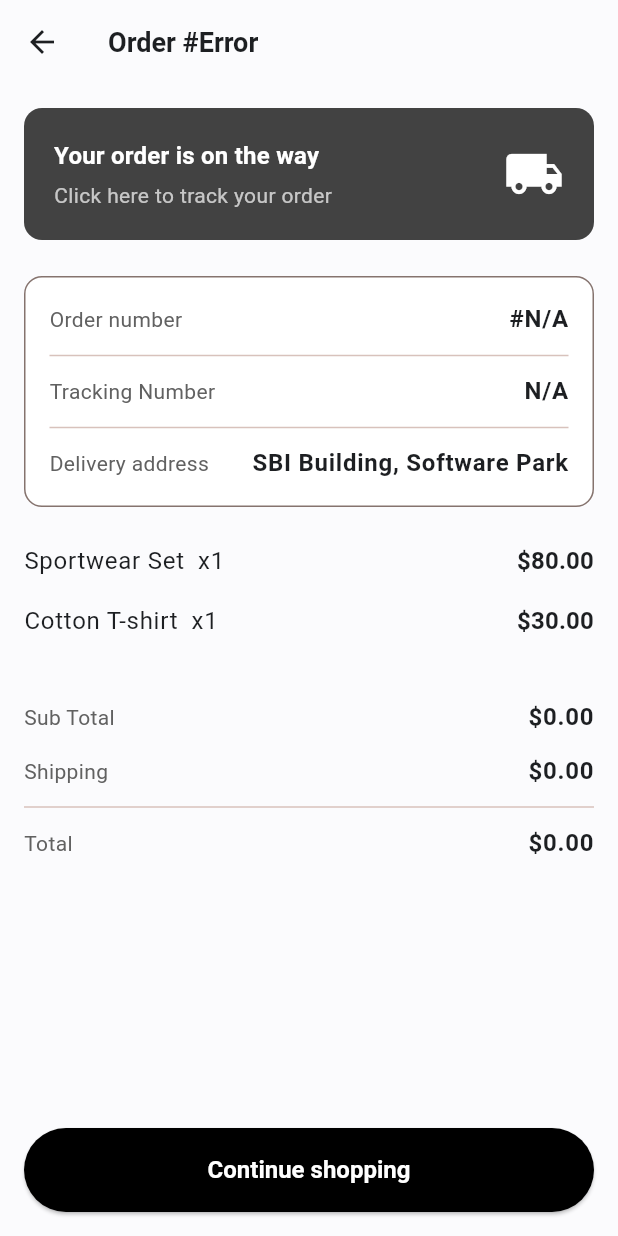
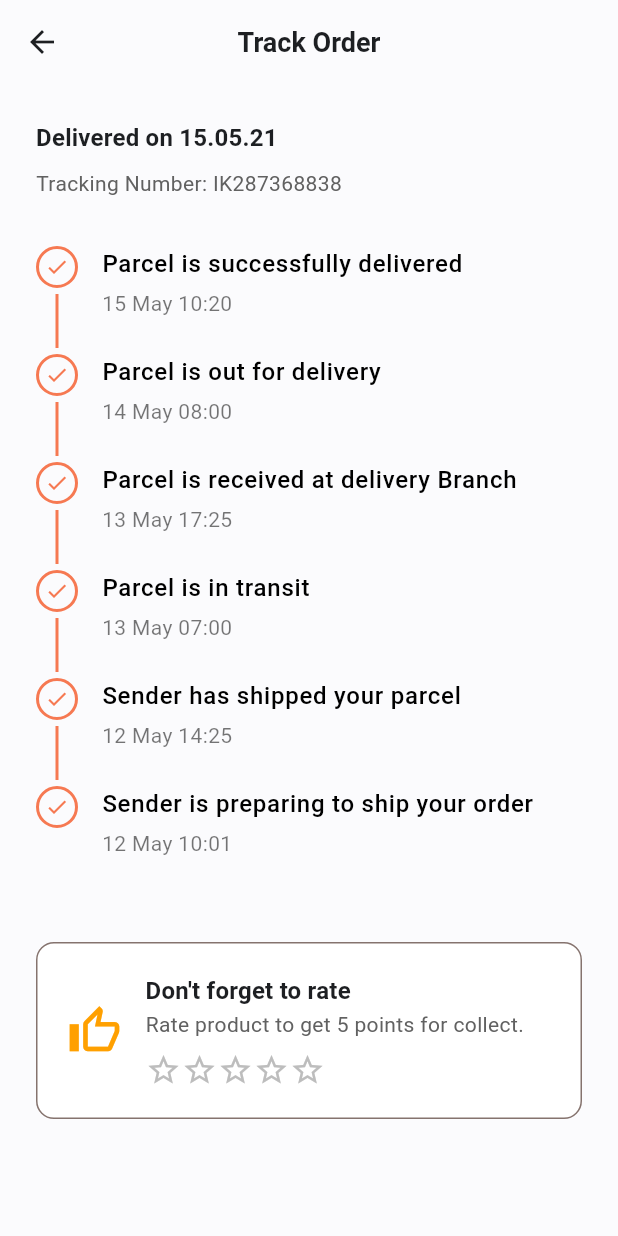
Before and after one commit to khaled-mohey10/fluxstore_app, a Flutter app: the OrderInfoPage screen opened by its route, after a tap on "Your order is on the way", on a phone screen of 412 x 824 dp. Run offline on Flutter 3.47's test engine with Material 3 defaults, Android fonts, the phone set to English and light mode, and no system bars; our stand-ins replace cloud_firestore, firebase_auth, firebase_core; accounts and stored records are empty.

Commit message:
Update order_info_page

```diff
--- a/lib/features/orders/presentation/pages/my_orders_page.dart
+++ b/lib/features/orders/presentation/pages/my_orders_page.dart
@@ -116,7 +116,6 @@ class _MyOrdersPageState extends State<MyOrdersPage>
     );
   }
 
-  // Helper widget لبناء الليستة
   Widget _buildOrderList(List<Map<String, dynamic>> orders, String status) {
     return ListView.builder(
       itemCount: orders.length,
--- a/lib/features/orders/presentation/pages/order_info_page.dart
+++ b/lib/features/orders/presentation/pages/order_info_page.dart
@@ -1,5 +1,5 @@
 import 'package:flutter/material.dart';
-import 'package:glamour_app/core/widgets/app_button.dart'; // هنحتاجه للأزرار
+import 'package:glamour_app/core/widgets/app_button.dart';
 
 class OrderInfoPage extends StatefulWidget {
   const OrderInfoPage({super.key});
@@ -9,7 +9,6 @@ class OrderInfoPage extends StatefulWidget {
 }
 
 class _OrderInfoPageState extends State<OrderInfoPage> {
-  // متغيرات عشان نخزن فيها البيانات اللي هتجيلنا
   late String orderNumber;
   late String status;
   late Map<String, dynamic> orderData;
@@ -18,7 +17,6 @@ class _OrderInfoPageState extends State<OrderInfoPage> {
   @override
   void didChangeDependencies() {
     super.didChangeDependencies();
-    // استقبال البيانات المرسلة من صفحة "My Orders"
     final arguments =
         ModalRoute.of(context)!.settings.arguments as Map<String, dynamic>?;
     if (arguments != null) {
@@ -39,9 +37,7 @@ class _OrderInfoPageState extends State<OrderInfoPage> {
     final theme = Theme.of(context);
 
     return Scaffold(
-      appBar: AppBar(
-        title: Text('Order #$orderNumber'),
-      ),
+      appBar: AppBar(title: Text('Order #$orderNumber')),
       body: SingleChildScrollView(
         padding: const EdgeInsets.all(16.0),
         child: Column(
@@ -68,10 +64,8 @@ class _OrderInfoPageState extends State<OrderInfoPage> {
     );
   }
 
-  // --- Widgets ---
 
   Widget _buildStatusBanner(ThemeData theme) {
-    // بناءً على الصور (order info-1.png, order info-2.png)
     String title;
     String subtitle;
     IconData icon;
@@ -79,7 +73,7 @@ class _OrderInfoPageState extends State<OrderInfoPage> {
     if (isDelivered) {
       title = 'Your order is delivered';
       subtitle = 'Rate product to get 5 points for collect.';
-      icon = Icons.delivery_dining; // أو أي أيقونة مناسبة
+      icon = Icons.delivery_dining;
     } else {
       title = 'Your order is on the way';
       subtitle = 'Click here to track your order';
@@ -89,9 +83,9 @@ class _OrderInfoPageState extends State<OrderInfoPage> {
     return GestureDetector(
       onTap: () {
         if (!isDelivered) {
-          print('Navigate to Track Order');
+          Navigator.pushNamed(context, '/track-order');
         } else {
-          print('Navigate to Rate Product');
+          Navigator.pushNamed(context, '/rate-product');
         }
       },
       child: Container(
@@ -106,13 +100,19 @@ class _OrderInfoPageState extends State<OrderInfoPage> {
             Column(
               crossAxisAlignment: CrossAxisAlignment.start,
               children: [
-                Text(title,
-                    style: theme.textTheme.titleMedium
-                        ?.copyWith(color: Colors.white)),
+                Text(
+                  title,
+                  style: theme.textTheme.titleMedium?.copyWith(
+                    color: Colors.white,
+                  ),
+                ),
                 const SizedBox(height: 4),
-                Text(subtitle,
-                    style: theme.textTheme.bodyMedium
-                        ?.copyWith(color: Colors.white70)),
+                Text(
+                  subtitle,
+                  style: theme.textTheme.bodyMedium?.copyWith(
+                    color: Colors.white70,
+                  ),
+                ),
               ],
             ),
             Icon(icon, color: Colors.white, size: 40),
@@ -133,13 +133,22 @@ class _OrderInfoPageState extends State<OrderInfoPage> {
       child: Column(
         children: [
           _buildDetailRow(
-              'Order number', '#${orderData['number'] ?? 'N/A'}', theme),
+            'Order number',
+            '#${orderData['number'] ?? 'N/A'}',
+            theme,
+          ),
           const Divider(height: 24),
           _buildDetailRow(
-              'Tracking Number', orderData['tracking'] ?? 'N/A', theme),
+            'Tracking Number',
+            orderData['tracking'] ?? 'N/A',
+            theme,
+          ),
           const Divider(height: 24),
           _buildDetailRow(
-              'Delivery address', 'SBI Building, Software Park', theme), // بيانات ثابتة مؤقتاً
+            'Delivery address',
+            'SBI Building, Software Park',
+            theme,
+          ),
         ],
       ),
     );
@@ -150,9 +159,12 @@ class _OrderInfoPageState extends State<OrderInfoPage> {
       mainAxisAlignment: MainAxisAlignment.spaceBetween,
       children: [
         Text(title, style: theme.textTheme.bodyMedium),
-        Text(value,
-            style: theme.textTheme.bodyLarge
-                ?.copyWith(fontWeight: FontWeight.w600)),
+        Text(
+          value,
+          style: theme.textTheme.bodyLarge?.copyWith(
+            fontWeight: FontWeight.w600,
+          ),
+        ),
       ],
     );
   }
@@ -182,8 +194,9 @@ class _OrderInfoPageState extends State<OrderInfoPage> {
               ),
               Text(
                 '\$${(product['price'] as double).toStringAsFixed(2)}',
-                style: theme.textTheme.titleMedium
-                    ?.copyWith(fontWeight: FontWeight.bold),
+                style: theme.textTheme.titleMedium?.copyWith(
+                  fontWeight: FontWeight.bold,
+                ),
               ),
             ],
           ),
@@ -194,25 +207,25 @@ class _OrderInfoPageState extends State<OrderInfoPage> {
 
   Widget _buildOrderSummarySection(ThemeData theme) {
     final subtotal = orderData['subtotal'] ?? 0.0;
-    const shipping = 0.00; // من التصميم
+    const shipping = 0.00;
 
     return Column(
       children: [
-        _buildDetailRow(
-            'Sub Total', '\$${subtotal.toStringAsFixed(2)}', theme),
+        _buildDetailRow('Sub Total', '\$${subtotal.toStringAsFixed(2)}', theme),
         const SizedBox(height: 12),
-        _buildDetailRow(
-            'Shipping', '\$${shipping.toStringAsFixed(2)}', theme),
+        _buildDetailRow('Shipping', '\$${shipping.toStringAsFixed(2)}', theme),
         const Divider(height: 24),
         _buildDetailRow(
-            'Total', '\$${(subtotal + shipping).toStringAsFixed(2)}', theme),
+          'Total',
+          '\$${(subtotal + shipping).toStringAsFixed(2)}',
+          theme,
+        ),
       ],
     );
   }
 
   Widget _buildBottomButtons() {
     if (isDelivered) {
-      // زي صورة order info-1.png
       return Padding(
         padding: const EdgeInsets.all(16.0),
         child: Row(
@@ -222,11 +235,14 @@ class _OrderInfoPageState extends State<OrderInfoPage> {
                 text: 'Return home',
                 onPressed: () {
                   Navigator.pushNamedAndRemoveUntil(
-                      context, '/home', (route) => false);
+                    context,
+                    '/home',
+                    (route) => false,
+                  );
                 },
                 isOutlined: true,
                 textColor: Colors.black,
-                backgroundColor: Colors.black, // for outline border
+                backgroundColor: Colors.black,
               ),
             ),
             const SizedBox(width: 16),
@@ -234,7 +250,7 @@ class _OrderInfoPageState extends State<OrderInfoPage> {
               child: AppButton(
                 text: 'Rate',
                 onPressed: () {
-                  print('Navigate to Rate Product');
+                  Navigator.pushNamed(context, '/rate-product');
                 },
                 backgroundColor: Colors.black,
                 textColor: Colors.white,
@@ -244,14 +260,16 @@ class _OrderInfoPageState extends State<OrderInfoPage> {
         ),
       );
     } else {
-      // زي صورة order info-2.png
       return Padding(
         padding: const EdgeInsets.all(16.0),
         child: AppButton(
           text: 'Continue shopping',
           onPressed: () {
             Navigator.pushNamedAndRemoveUntil(
-                context, '/home', (route) => false);
+              context,
+              '/home',
+              (route) => false,
+            );
           },
           backgroundColor: Colors.black,
           textColor: Colors.white,
--- /dev/null
+++ b/lib/features/orders/presentation/pages/track_order_page.dart
@@ -0,0 +1,215 @@
+import 'package:flutter/material.dart';
+
+class TrackOrderPage extends StatelessWidget {
+  const TrackOrderPage({super.key});
+
+  final List<Map<String, dynamic>> _trackingSteps = const [
+    {
+      'title': 'Parcel is successfully delivered',
+      'date': '15 May 10:20',
+      'isCompleted': true,
+    },
+    {
+      'title': 'Parcel is out for delivery',
+      'date': '14 May 08:00',
+      'isCompleted': true,
+    },
+    {
+      'title': 'Parcel is received at delivery Branch',
+      'date': '13 May 17:25',
+      'isCompleted': true,
+    },
+    {
+      'title': 'Parcel is in transit',
+      'date': '13 May 07:00',
+      'isCompleted': true,
+    },
+    {
+      'title': 'Sender has shipped your parcel',
+      'date': '12 May 14:25',
+      'isCompleted': true,
+    },
+    {
+      'title': 'Sender is preparing to ship your order',
+      'date': '12 May 10:01',
+      'isCompleted': true,
+    },
+  ];
+
+  @override
+  Widget build(BuildContext context) {
+    final theme = Theme.of(context);
+
+    return Scaffold(
+      appBar: AppBar(
+        title: const Text('Track Order'),
+        centerTitle: true,
+      ),
+      body: SingleChildScrollView(
+        padding: const EdgeInsets.all(24.0),
+        child: Column(
+          crossAxisAlignment: CrossAxisAlignment.start,
+          children: [
+            Text(
+              'Delivered on 15.05.21',
+              style: theme.textTheme.titleMedium
+                  ?.copyWith(fontWeight: FontWeight.bold),
+            ),
+            const SizedBox(height: 8),
+            Text(
+              'Tracking Number: IK287368838',
+              style: theme.textTheme.bodyMedium?.copyWith(color: Colors.grey[700]),
+            ),
+            const SizedBox(height: 32),
+
+            Column(
+              children: List.generate(_trackingSteps.length, (index) {
+                final step = _trackingSteps[index];
+                return _TrackingStepWidget(
+                  title: step['title'],
+                  subtitle: step['date'],
+                  isCompleted: step['isCompleted'],
+                  isLastStep: index == _trackingSteps.length - 1,
+                );
+              }),
+            ),
+            const SizedBox(height: 32),
+
+            _RateProductCard(theme: theme),
+          ],
+        ),
+      ),
+    );
+  }
+}
+
+class _RateProductCard extends StatelessWidget {
+  const _RateProductCard({required this.theme});
+  final ThemeData theme;
+
+  @override
+  Widget build(BuildContext context) {
+    return Container(
+      padding: const EdgeInsets.all(20),
+      decoration: BoxDecoration(
+        color: Colors.white,
+        borderRadius: BorderRadius.circular(12),
+        border: Border.all(color: theme.dividerColor),
+      ),
+      child: Row(
+        children: [
+          Icon(Icons.thumb_up_alt_outlined,
+              color: Colors.amber[700], size: 36),
+          const SizedBox(width: 16),
+          Expanded(
+            child: Column(
+              crossAxisAlignment: CrossAxisAlignment.start,
+              children: [
+                Text(
+                  "Don't forget to rate",
+                  style: theme.textTheme.titleMedium
+                      ?.copyWith(fontWeight: FontWeight.bold),
+                ),
+                Text(
+                  'Rate product to get 5 points for collect.',
+                  style: theme.textTheme.bodyMedium,
+                ),
+                const SizedBox(height: 8),
+                Row(
+                  children: List.generate(
+                    5,
+                    (index) =>
+                        Icon(Icons.star_border, color: Colors.grey[400]),
+                  ),
+                ),
+              ],
+            ),
+          ),
+        ],
+      ),
+    );
+  }
+}
+
+class _TrackingStepWidget extends StatelessWidget {
+  final String title;
+  final String subtitle;
+  final bool isCompleted;
+  final bool isLastStep;
+
+  const _TrackingStepWidget({
+    required this.title,
+    required this.subtitle,
+    required this.isCompleted,
+    this.isLastStep = false,
+  });
+
+  @override
+  Widget build(BuildContext context) {
+    final theme = Theme.of(context);
+    final activeColor = theme.primaryColor;
+    final inActiveColor = Colors.grey[300];
+
+    return IntrinsicHeight(
+      child: Row(
+        crossAxisAlignment: CrossAxisAlignment.start,
+        children: [
+          Column(
+            children: [
+              Container(
+                padding: const EdgeInsets.all(4),
+                decoration: BoxDecoration(
+                  shape: BoxShape.circle,
+                  border: Border.all(
+                    color: isCompleted ? activeColor : inActiveColor!,
+                    width: 2,
+                  ),
+                ),
+                child: Icon(
+                  Icons.check,
+                  size: 16,
+                  color: isCompleted ? activeColor : Colors.transparent,
+                ),
+              ),
+              if (!isLastStep)
+                Expanded(
+                  child: Padding(
+                    padding: const EdgeInsets.symmetric(vertical: 4.0),
+                    child: Container(
+                      width: 2,
+                      color: isCompleted ? activeColor : inActiveColor,
+                    ),
+                  ),
+                ),
+            ],
+          ),
+          const SizedBox(width: 16),
+          Expanded(
+            child: Padding(
+              padding: const EdgeInsets.only(bottom: 24.0),
+              child: Column(
+                crossAxisAlignment: CrossAxisAlignment.start,
+                children: [
+                  Text(
+                    title,
+                    style: theme.textTheme.bodyLarge?.copyWith(
+                      fontWeight: FontWeight.w500,
+                      color: isCompleted ? Colors.black : Colors.grey[600],
+                    ),
+                  ),
+                  const SizedBox(height: 4),
+                  Text(
+                    subtitle,
+                    style: theme.textTheme.bodyMedium?.copyWith(
+                      color: isCompleted ? Colors.black54 : Colors.grey[500],
+                    ),
+                  ),
+                ],
+              ),
+            ),
+          ),
+        ],
+      ),
+    );
+  }
+}
--- a/lib/main.dart
+++ b/lib/main.dart
@@ -8,6 +8,8 @@ import 'package:glamour_app/features/auth/presentation/pages/signup_page.dart';
 import 'package:glamour_app/features/home/presentation/pages/home_page.dart';
 import 'package:glamour_app/features/orders/presentation/pages/my_orders_page.dart';
 import 'package:glamour_app/features/orders/presentation/pages/order_info_page.dart';
+import 'package:glamour_app/features/orders/presentation/pages/track_order_page.dart';
+import 'package:glamour_app/features/product/presentation/pages/rate_product_page.dart';
 import 'package:glamour_app/features/search/presentation/pages/search_screen.dart';
 import 'package:glamour_app/screens/welcome_screen.dart';
 import 'package:glamour_app/screens/onboarding_screen.dart';
@@ -127,6 +129,8 @@ class GlamourApp extends StatelessWidget {
         '/checkout': (context) => const CheckoutPage(),
         '/my-orders': (context) => const MyOrdersPage(),
         '/order-info': (context) => const OrderInfoPage(),
+        '/track-order': (context) => const TrackOrderPage(),
+        '/rate-product': (context) => const RateProductPage(),
 
       },
     );
```
Also changed, not shown: lib/core/widgets/app_text_field.dart (+24 -13 lines), lib/features/product/presentation/pages/rate_product_page.dart (added, +135 -0 lines), assets/images/payments.png (added).
